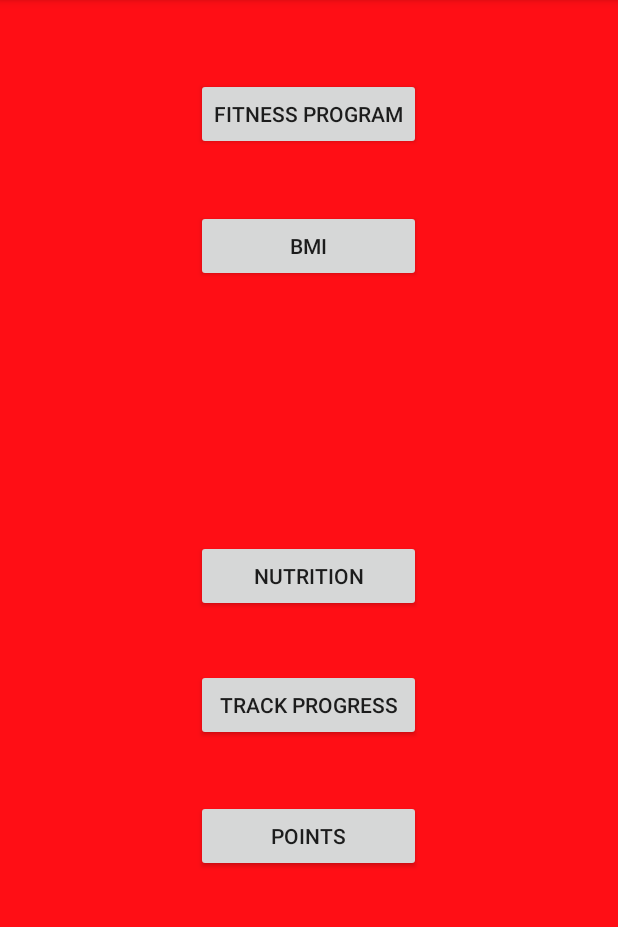
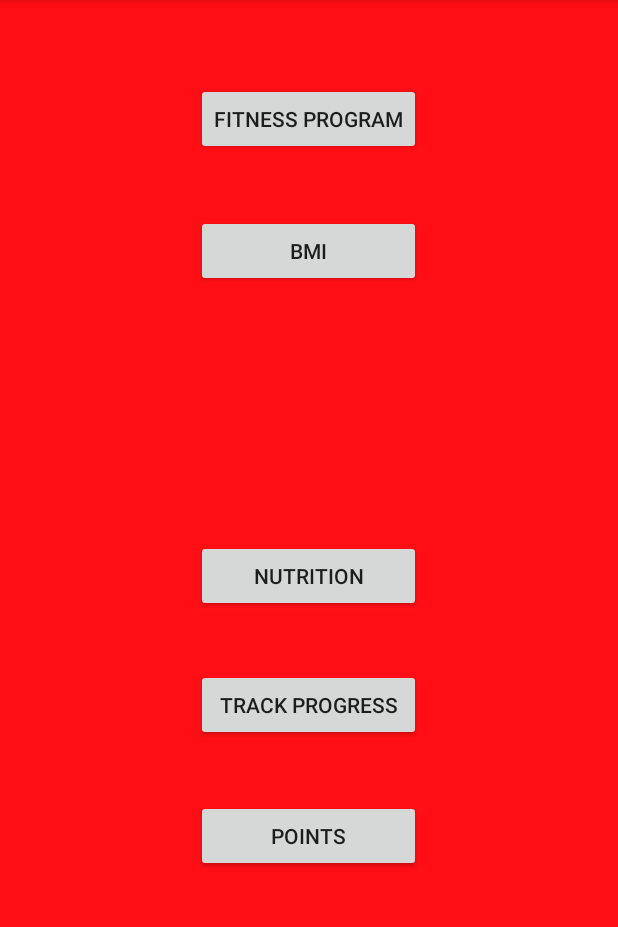
Before and after one commit to SCCapstone/FitLivin, an Android app: the screen it shows after launch (MainActivity), on a phone screen of 412 x 824 dp, the part 84-1011 px from its top. Run offline under Robolectric (Android 15) with nearby library versions, the phone set to English and light mode, and no system bars.

Commit message:
Lined up buttons

```diff
--- a/app/src/main/res/layout/fragment_main.xml
+++ b/app/src/main/res/layout/fragment_main.xml
@@ -12,9 +12,9 @@
         android:text="Fitness Program"
         android:id="@+id/button"
         android:clickable="true"
-        android:layout_marginTop="36dp"
         android:layout_alignParentTop="true"
-        android:layout_centerHorizontal="true" />
+        android:layout_centerHorizontal="true"
+        android:layout_marginTop="39dp" />
 
     <Button
         android:layout_width="wrap_content"
```
